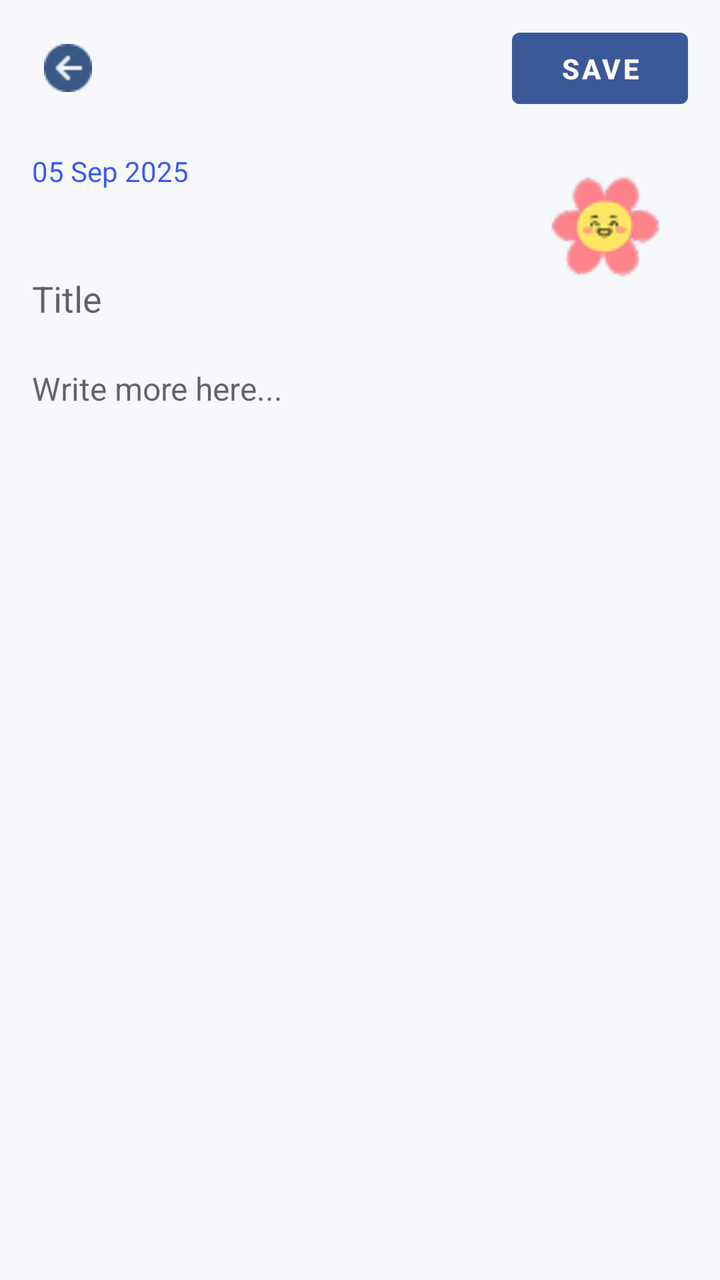
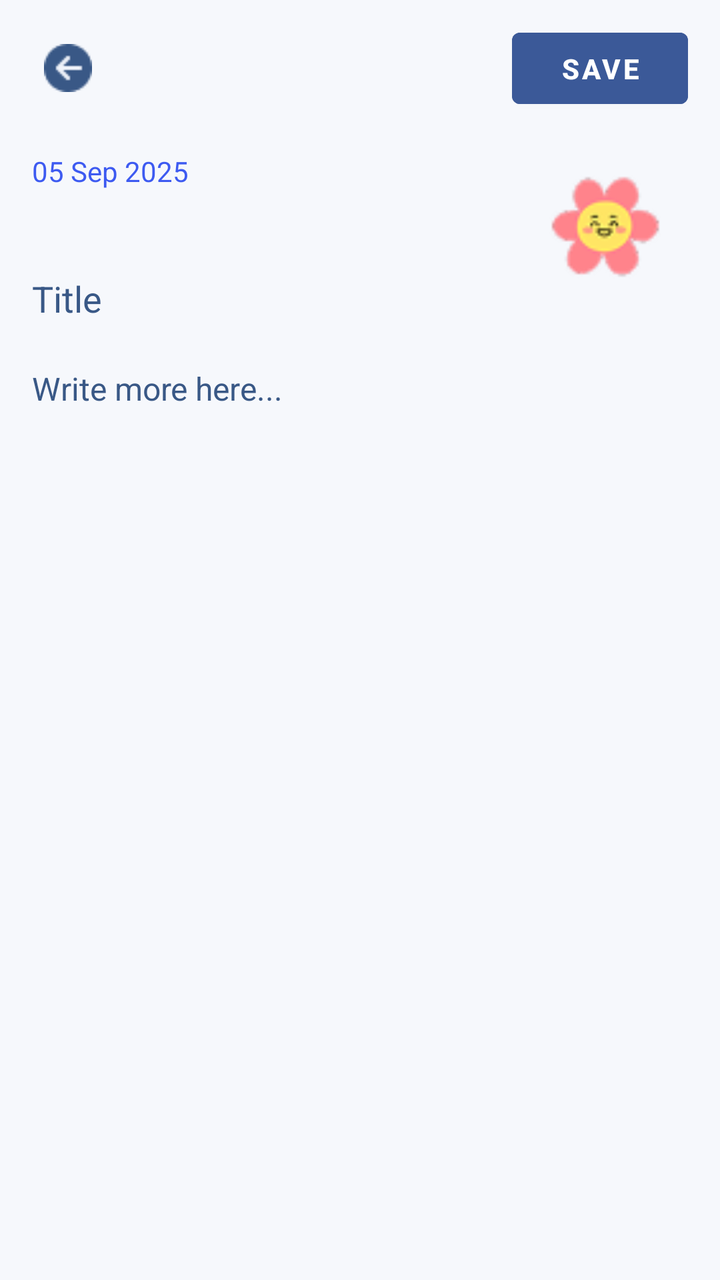

The first picture is an Android layout as it rendered before a commit; the second is the same layout after the commit. The layout source and the unified diff follow.
<!-- AndroidManifest.xml: application theme Theme.Mindbloom -->
<!-- res/layout/layout_posting_diary.xml -->
<?xml version="1.0" encoding="utf-8"?>
<androidx.constraintlayout.widget.ConstraintLayout xmlns:android="http://schemas.android.com/apk/res/android"
    xmlns:app="http://schemas.android.com/apk/res-auto"
    xmlns:tools="http://schemas.android.com/tools"
    android:layout_width="match_parent"
    android:layout_height="match_parent"
    android:background="#F6F8FC"
    android:padding="16dp">

    
    <ImageButton
        android:id="@+id/btnBack"
        android:layout_width="36dp"
        android:layout_height="36dp"
        android:background="?attr/selectableItemBackgroundBorderless"
        android:src="@drawable/button_back"
        app:layout_constraintStart_toStartOf="parent"
        app:layout_constraintTop_toTopOf="parent" />

    
    <Button
        android:id="@+id/btnSave"
        android:layout_width="wrap_content"
        android:layout_height="wrap_content"
        android:backgroundTint="#3B5998"
        android:text="SAVE"
        android:textColor="@android:color/white"
        android:textStyle="bold"
        android:paddingHorizontal="20dp"
        android:paddingVertical="6dp"
        app:layout_constraintEnd_toEndOf="parent"
        app:layout_constraintTop_toTopOf="@id/btnBack"
        app:layout_constraintBottom_toBottomOf="@id/btnBack" />

    
    <TextView
        android:id="@+id/tvDate"
        android:layout_width="wrap_content"
        android:layout_height="wrap_content"
        android:text="05 Sep 2025"
        android:textColor="#3D5AF1"
        android:textSize="14sp"
        android:layout_marginTop="24dp"
        app:layout_constraintStart_toStartOf="@id/btnBack"
        app:layout_constraintTop_toBottomOf="@id/btnBack" />

    
    <ImageView
        android:id="@+id/imgMood"
        android:layout_width="80dp"
        android:layout_height="80dp"
        android:src="@drawable/moodhappy"
        app:layout_constraintTop_toTopOf="@id/tvDate"
        app:layout_constraintEnd_toEndOf="parent" />

    

    
    <LinearLayout
        android:id="@+id/moodPopup"
        android:layout_width="287dp"
        android:layout_height="125dp"
        android:background="@drawable/popup_mood"
        android:clickable="true"
        android:elevation="10dp"
        android:focusable="true"
        android:orientation="vertical"
        android:padding="12dp"
        android:visibility="gone"
        app:layout_constraintEnd_toEndOf="@id/imgMood"
        app:layout_constraintTop_toBottomOf="@id/imgMood"
        tools:visibility="visible">

        <TextView
            android:layout_width="match_parent"
            android:layout_height="wrap_content"
            android:layout_marginBottom="8dp"
            android:gravity="center"
            android:text="How are you feeling?"
            android:textColor="#333333"
            android:textSize="14sp" />

        <LinearLayout
            android:layout_width="wrap_content"
            android:layout_height="wrap_content"
            android:gravity="center"
            android:orientation="horizontal">

            <ImageView
                android:id="@+id/moodHappy"
                android:layout_width="60dp"
                android:layout_height="60dp"
                android:layout_marginEnd="8dp"
                android:src="@drawable/moodhappy"
                android:paddingTop="3dp"/>

            <ImageView
                android:id="@+id/moodNeutral"
                android:layout_width="60dp"
                android:layout_height="60dp"
                android:layout_marginEnd="8dp"
                android:src="@drawable/moodneutral" />

            <ImageView
                android:id="@+id/moodSad"
                android:layout_width="60dp"
                android:layout_height="60dp"
                android:layout_marginEnd="8dp"
                android:src="@drawable/moodsad" />

            <ImageView
                android:id="@+id/moodAngry"
                android:layout_width="60dp"
                android:layout_height="60dp"
                android:src="@drawable/moodangry" />

        </LinearLayout>
    </LinearLayout>

    <EditText
        android:id="@+id/etTitle"
        android:layout_width="0dp"
        android:layout_height="wrap_content"
        android:hint="Title"
        android:textColor="#1C1C1C"
        android:textSize="18sp"
        android:background="@android:color/transparent"
        android:paddingVertical="12dp"
        android:layout_marginTop="30dp"
        app:layout_constraintTop_toBottomOf="@id/tvDate"
        app:layout_constraintStart_toStartOf="parent"
        app:layout_constraintEnd_toEndOf="parent" />

    
    <EditText
        android:id="@+id/etContent"
        android:layout_width="0dp"
        android:layout_height="0dp"
        android:layout_marginTop="10dp"
        android:background="@android:color/transparent"
        android:gravity="top"
        android:hint="Write more here..."

        android:inputType="textMultiLine"
        android:scrollbars="vertical"
        android:textColor="#1C1C1C"
        android:textSize="16sp"
        app:layout_constraintBottom_toBottomOf="parent"
        app:layout_constraintEnd_toEndOf="parent"
        app:layout_constraintHorizontal_bias="0.0"
        app:layout_constraintStart_toStartOf="parent"
        app:layout_constraintTop_toBottomOf="@id/etTitle"
        app:layout_constraintVertical_bias="1.0" />

</androidx.constraintlayout.widget.ConstraintLayout>
<!-- resources referenced by this layout -->
<resources>
  <!-- drawable button_back: png bitmap (drawable, 660 bytes) -->
  <!-- drawable moodangry: png bitmap (drawable, 2934 bytes) -->
  <!-- drawable moodhappy: png bitmap (drawable, 3073 bytes) -->
  <!-- drawable moodneutral: png bitmap (drawable, 3162 bytes) -->
  <!-- drawable moodsad: png bitmap (drawable, 3201 bytes) -->
  <!-- drawable popup_mood (drawable) -->
  <shape xmlns:android="http://schemas.android.com/apk/res/android"
      android:shape="rectangle">
      <solid android:color="#FFFFFF" />
      <corners android:radius="12dp" />
      <stroke android:width="1dp" android:color="#E0E0E0" />
  </shape>
  <style name="Theme.Mindbloom" parent="Theme.MaterialComponents.DayNight.NoActionBar">
          
          <item name="colorPrimary">@color/purple_500</item>
          <item name="colorPrimaryVariant">@color/purple_700</item>
          <item name="colorOnPrimary">@color/white</item>
          
          <item name="colorSecondary">@color/teal_200</item>
          <item name="colorSecondaryVariant">@color/teal_700</item>
          <item name="colorOnSecondary">@color/black</item>
          
          <item name="android:statusBarColor">?attr/colorPrimaryVariant</item>
          
  
      </style>
  <color name="purple_500">#395886</color>
  <color name="purple_700">#628ECB</color>
  <color name="white">#FFFFFFFF</color>
  <color name="teal_200">#FF03DAC5</color>
  <color name="teal_700">#FF018786</color>
  <color name="black">#FF000000</color>
</resources>

<!-- the commit's change to res/layout/layout_posting_diary.xml (unified diff, before → after) -->
@@ -129,7 +129,10 @@
         android:layout_marginTop="30dp"
         app:layout_constraintTop_toBottomOf="@id/tvDate"
         app:layout_constraintStart_toStartOf="parent"
-        app:layout_constraintEnd_toEndOf="parent" />
+        app:layout_constraintEnd_toEndOf="parent"
+
+        android:textColorHint="@color/main_blue"
+        />
 
     
     <EditText
@@ -150,6 +153,9 @@
         app:layout_constraintHorizontal_bias="0.0"
         app:layout_constraintStart_toStartOf="parent"
         app:layout_constraintTop_toBottomOf="@id/etTitle"
-        app:layout_constraintVertical_bias="1.0" />
+        app:layout_constraintVertical_bias="1.0"
+
+        android:textColorHint="@color/main_blue"
+        />
 
 </androidx.constraintlayout.widget.ConstraintLayout>
<!-- resource entries referenced after the edit -->
@@ -1,5 +1,6 @@
 <!-- resources referenced by this layout -->
 <resources>
+  <color name="main_blue">#395886</color>
   <!-- drawable button_back: png bitmap (drawable, 660 bytes) -->
   <!-- drawable moodangry: png bitmap (drawable, 2934 bytes) -->
   <!-- drawable moodhappy: png bitmap (drawable, 3073 bytes) -->
